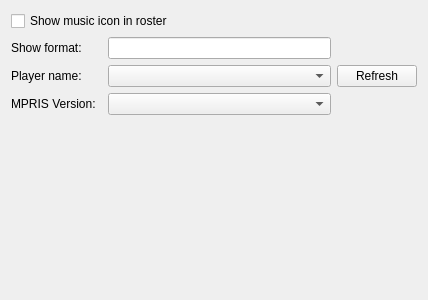
Before: the Qt Designer form usertuneoptions.ui in vacuum-im/usertune, drawn with Qt 5.
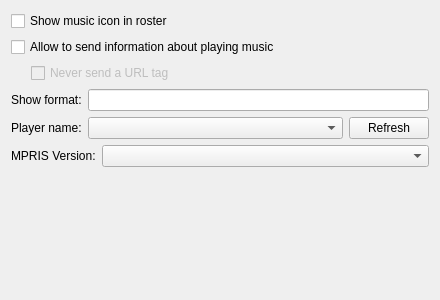
After: the same form once the commit is applied.

What changed in the file:
```diff
--- a/usertuneoptions.ui
+++ b/usertuneoptions.ui
@@ -6,38 +6,15 @@
    <rect>
     <x>0</x>
     <y>0</y>
-    <width>428</width>
+    <width>440</width>
     <height>300</height>
    </rect>
   </property>
   <property name="windowTitle">
    <string>User Tune</string>
   </property>
-  <layout class="QGridLayout" name="gridLayout">
-   <item row="1" column="0">
-    <widget class="QLabel" name="l_tags">
-     <property name="text">
-      <string>Show format:</string>
-     </property>
-    </widget>
-   </item>
-   <item row="2" column="0">
-    <widget class="QLabel" name="l_playerName">
-     <property name="autoFillBackground">
-      <bool>false</bool>
-     </property>
-     <property name="text">
-      <string>Player name:</string>
-     </property>
-    </widget>
-   </item>
-   <item row="2" column="2">
-    <widget class="QComboBox" name="cb_playerName"/>
-   </item>
-   <item row="3" column="2">
-    <widget class="QComboBox" name="cb_mpris_version"/>
-   </item>
-   <item row="0" column="0" colspan="4">
+  <layout class="QVBoxLayout" name="verticalLayout">
+   <item>
     <widget class="QCheckBox" name="chb_showIcon">
      <property name="sizePolicy">
       <sizepolicy hsizetype="Expanding" vsizetype="Fixed">
@@ -48,48 +25,167 @@
      <property name="text">
       <string>Show music icon in roster</string>
      </property>
+     <property name="checked">
+      <bool>false</bool>
+     </property>
     </widget>
    </item>
-   <item row="4" column="2">
+   <item>
+    <widget class="QCheckBox" name="chb_allowSendMusicInfo">
+     <property name="sizePolicy">
+      <sizepolicy hsizetype="Expanding" vsizetype="Fixed">
+       <horstretch>0</horstretch>
+       <verstretch>0</verstretch>
+      </sizepolicy>
+     </property>
+     <property name="text">
+      <string>Allow to send information about playing music</string>
+     </property>
+     <property name="checked">
+      <bool>false</bool>
+     </property>
+    </widget>
+   </item>
+   <item>
+    <layout class="QHBoxLayout" name="horizontalLayout">
+     <item>
+      <spacer name="horizontalSpacer">
+       <property name="orientation">
+        <enum>Qt::Horizontal</enum>
+       </property>
+       <property name="sizeType">
+        <enum>QSizePolicy::Preferred</enum>
+       </property>
+       <property name="sizeHint" stdset="0">
+        <size>
+         <width>20</width>
+         <height>20</height>
+        </size>
+       </property>
+      </spacer>
+     </item>
+     <item>
+      <widget class="QCheckBox" name="chb_dontSendURI">
+       <property name="enabled">
+        <bool>false</bool>
+       </property>
+       <property name="sizePolicy">
+        <sizepolicy hsizetype="Expanding" vsizetype="Fixed">
+         <horstretch>0</horstretch>
+         <verstretch>0</verstretch>
+        </sizepolicy>
+       </property>
+       <property name="styleSheet">
+        <string notr="true"/>
+       </property>
+       <property name="text">
+        <string>Never send a URL tag</string>
+       </property>
+      </widget>
+     </item>
+    </layout>
+   </item>
+   <item>
+    <layout class="QHBoxLayout" name="horizontalLayout_2">
+     <item>
+      <widget class="QLabel" name="l_tags">
+       <property name="text">
+        <string>Show format:</string>
+       </property>
+       <property name="buddy">
+        <cstring>le_format</cstring>
+       </property>
+      </widget>
+     </item>
+     <item>
+      <widget class="QLineEdit" name="le_format">
+       <property name="sizePolicy">
+        <sizepolicy hsizetype="Expanding" vsizetype="Fixed">
+         <horstretch>0</horstretch>
+         <verstretch>0</verstretch>
+        </sizepolicy>
+       </property>
+       <property name="toolTip">
+        <string>&lt;html&gt;&lt;head/&gt;&lt;body&gt;&lt;p&gt;%A - artis&lt;br/&gt;%L - length&lt;br/&gt;%R - rating&lt;br/&gt;%S - source&lt;br/&gt;%T - title&lt;br/&gt;%N - track&lt;br/&gt;%U - URL&lt;/p&gt;&lt;/body&gt;&lt;/html&gt;</string>
+       </property>
+      </widget>
+     </item>
+    </layout>
+   </item>
+   <item>
+    <layout class="QHBoxLayout" name="horizontalLayout_3">
+     <item>
+      <widget class="QLabel" name="l_playerName">
+       <property name="autoFillBackground">
+        <bool>false</bool>
+       </property>
+       <property name="text">
+        <string>Player name:</string>
+       </property>
+       <property name="buddy">
+        <cstring>cb_playerName</cstring>
+       </property>
+      </widget>
+     </item>
+     <item>
+      <widget class="QComboBox" name="cb_playerName">
+       <property name="sizePolicy">
+        <sizepolicy hsizetype="Expanding" vsizetype="Fixed">
+         <horstretch>0</horstretch>
+         <verstretch>0</verstretch>
+        </sizepolicy>
+       </property>
+      </widget>
+     </item>
+     <item>
+      <widget class="QPushButton" name="btn_refreshPlayers">
+       <property name="text">
+        <string>Refresh</string>
+       </property>
+      </widget>
+     </item>
+    </layout>
+   </item>
+   <item>
+    <layout class="QHBoxLayout" name="horizontalLayout_4">
+     <item>
+      <widget class="QLabel" name="l_mpris_version">
+       <property name="text">
+        <string>MPRIS Version:</string>
+       </property>
+       <property name="buddy">
+        <cstring>cb_mpris_version</cstring>
+       </property>
+      </widget>
+     </item>
+     <item>
+      <widget class="QComboBox" name="cb_mpris_version">
+       <property name="sizePolicy">
+        <sizepolicy hsizetype="Expanding" vsizetype="Fixed">
+         <horstretch>0</horstretch>
+         <verstretch>0</verstretch>
+        </sizepolicy>
+       </property>
+      </widget>
+     </item>
+    </layout>
+   </item>
+   <item>
     <spacer name="verticalSpacer">
      <property name="orientation">
       <enum>Qt::Vertical</enum>
      </property>
+     <property name="sizeType">
+      <enum>QSizePolicy::Expanding</enum>
+     </property>
      <property name="sizeHint" stdset="0">
       <size>
        <width>20</width>
-       <height>210</height>
+       <height>40</height>
       </size>
      </property>
     </spacer>
    </item>
-   <item row="2" column="3">
-    <widget class="QPushButton" name="btn_refreshPlayers">
-     <property name="text">
-      <string>Refresh</string>
-     </property>
-    </widget>
-   </item>
-   <item row="3" column="0">
-    <widget class="QLabel" name="l_mpris_version">
-     <property name="text">
-      <string>MPRIS Version:</string>
-     </property>
-    </widget>
-   </item>
-   <item row="1" column="2">
-    <widget class="QLineEdit" name="le_format">
-     <property name="sizePolicy">
-      <sizepolicy hsizetype="Expanding" vsizetype="Fixed">
-       <horstretch>0</horstretch>
-       <verstretch>0</verstretch>
-      </sizepolicy>
-     </property>
-     <property name="toolTip">
-      <string>&lt;html&gt;&lt;head/&gt;&lt;body&gt;&lt;p&gt;%A - artis&lt;br/&gt;%L - length&lt;br/&gt;%R - rating&lt;br/&gt;%S - source&lt;br/&gt;%T - title&lt;br/&gt;%N - track&lt;br/&gt;%U - URL&lt;/p&gt;&lt;/body&gt;&lt;/html&gt;</string>
-     </property>
-    </widget>
-   </item>
   </layout>
   <zorder>btn_refreshPlayers</zorder>
   <zorder>cb_playerName</zorder>
```
Left out of the diff: 35 changed lines with no effect on the pictures.
